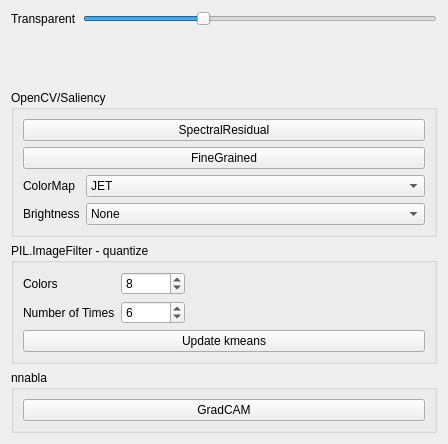
Old version of the form src/ui/frm_check.ui in the repository MizunagiKB/ilwork.
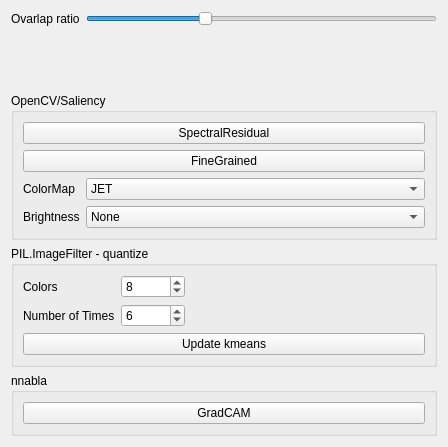
New version of the form. Icons and pictures are not drawn.

What changed in the file:
```diff
--- a/src/ui/frm_check.ui
+++ b/src/ui/frm_check.ui
@@ -7,7 +7,7 @@
     <x>0</x>
     <y>0</y>
     <width>448</width>
-    <height>444</height>
+    <height>447</height>
    </rect>
   </property>
   <property name="minimumSize">
@@ -22,16 +22,10 @@
   <layout class="QVBoxLayout" name="verticalLayout">
    <item>
     <layout class="QFormLayout" name="formLayout_2">
-     <property name="fieldGrowthPolicy">
-      <enum>QFormLayout::ExpandingFieldsGrow</enum>
-     </property>
-     <property name="rowWrapPolicy">
-      <enum>QFormLayout::DontWrapRows</enum>
-     </property>
      <item row="0" column="0">
       <widget class="QLabel" name="label_3">
        <property name="text">
-        <string>Transparent</string>
+        <string>Ovarlap ratio</string>
        </property>
       </widget>
      </item>
@@ -467,7 +461,16 @@
      <property name="title">
       <string>nnabla</string>
      </property>
+     <property name="flat">
+      <bool>false</bool>
+     </property>
+     <property name="checkable">
+      <bool>false</bool>
+     </property>
      <layout class="QVBoxLayout" name="verticalLayout_4">
+      <property name="spacing">
+       <number>-1</number>
+      </property>
       <item>
        <widget class="QPushButton" name="push_gradcam">
         <property name="text">
```
Left out of the diff: 3 changed lines with no effect on the pictures.
